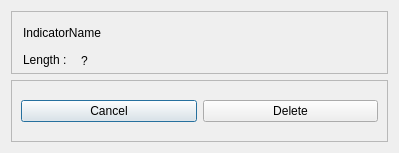
The window that UIFiles/deleteIndicatorDlg.ui (ShubhamMandavkar/TYLiveProjectt-StockAutomationSystem) describes before a commit, drawn with Qt 5.
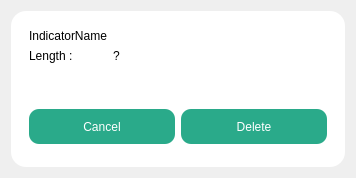
The same window after the commit.

What changed in the file:
```diff
--- a/UIFiles/deleteIndicatorDlg.ui
+++ b/UIFiles/deleteIndicatorDlg.ui
@@ -6,8 +6,8 @@
    <rect>
     <x>0</x>
     <y>0</y>
-    <width>399</width>
-    <height>153</height>
+    <width>356</width>
+    <height>178</height>
    </rect>
   </property>
   <property name="windowTitle">
@@ -15,55 +15,61 @@
   </property>
   <layout class="QVBoxLayout" name="verticalLayout">
    <item>
+    <widget class="QFrame" name="frame_3">
+     <property name="styleSheet">
+      <string notr="true">QFrame{
+	color: rgb(0, 0, 0);
+	border-radius : 15px;
+	background-color:  white;
+}</string>
+     </property>
+     <property name="frameShape">
+      <enum>QFrame::StyledPanel</enum>
+     </property>
+     <property name="frameShadow">
+      <enum>QFrame::Raised</enum>
+     </property>
+     <layout class="QGridLayout" name="gridLayout">
+      <item row="0" column="0">
     <widget class="QFrame" name="frame_2">
+        <property name="minimumSize">
+         <size>
+          <width>0</width>
+          <height>70</height>
+         </size>
+        </property>
      <property name="frameShape">
       <enum>QFrame::StyledPanel</enum>
      </property>
      <property name="frameShadow">
       <enum>QFrame::Raised</enum>
      </property>
+        <layout class="QFormLayout" name="formLayout">
+         <item row="0" column="0">
      <widget class="QLabel" name="lblIndicatorName">
-      <property name="geometry">
-       <rect>
-        <x>12</x>
-        <y>12</y>
-        <width>351</width>
-        <height>20</height>
-       </rect>
-      </property>
       <property name="text">
        <string>IndicatorName</string>
       </property>
      </widget>
+         </item>
+         <item row="1" column="0">
      <widget class="QLabel" name="lblLen">
-      <property name="geometry">
-       <rect>
-        <x>12</x>
-        <y>39</y>
-        <width>63</width>
-        <height>20</height>
-       </rect>
-      </property>
       <property name="text">
        <string>Length : </string>
       </property>
      </widget>
+         </item>
+         <item row="1" column="1">
      <widget class="QLabel" name="lblLenVal">
-      <property name="geometry">
-       <rect>
-        <x>70</x>
-        <y>40</y>
-        <width>63</width>
-        <height>20</height>
-       </rect>
-      </property>
       <property name="text">
        <string>?</string>
       </property>
      </widget>
-    </widget>
-   </item>
-   <item>
+         </item>
+        </layout>
+       </widget>
+      </item>
+      <item row="1" column="0">
     <widget class="QFrame" name="frame">
      <property name="frameShape">
       <enum>QFrame::StyledPanel</enum>
@@ -74,6 +80,25 @@
      <layout class="QHBoxLayout" name="horizontalLayout">
       <item>
        <widget class="QPushButton" name="btnCancel">
+           <property name="minimumSize">
+            <size>
+             <width>0</width>
+             <height>35</height>
+            </size>
+           </property>
+           <property name="styleSheet">
+            <string notr="true">QPushButton{
+	background-color: #2AAA8A;
+	color: rgb(255, 255, 255);
+	border-radius : 10px;
+	padding: 5px;	
+}
+
+QPushButton:hover{
+	background-color: rgb(46, 186, 151);
+	color: rgb(0, 0, 0);
+}</string>
+           </property>
         <property name="text">
          <string>Cancel</string>
         </property>
@@ -81,9 +106,31 @@
       </item>
       <item>
        <widget class="QPushButton" name="btnDelete">
+           <property name="minimumSize">
+            <size>
+             <width>0</width>
+             <height>35</height>
+            </size>
+           </property>
+           <property name="styleSheet">
+            <string notr="true">QPushButton{
+	background-color: #2AAA8A;
+	color: rgb(255, 255, 255);
+	border-radius : 10px;
+	padding: 5px;	
+}
+
+QPushButton:hover{
+	background-color: rgb(46, 186, 151);
+	color: rgb(0, 0, 0);
+}</string>
+           </property>
         <property name="text">
          <string>Delete</string>
         </property>
+          </widget>
+         </item>
+        </layout>
        </widget>
       </item>
      </layout>
```
Lines whose indentation alone changed are shown as unchanged.
